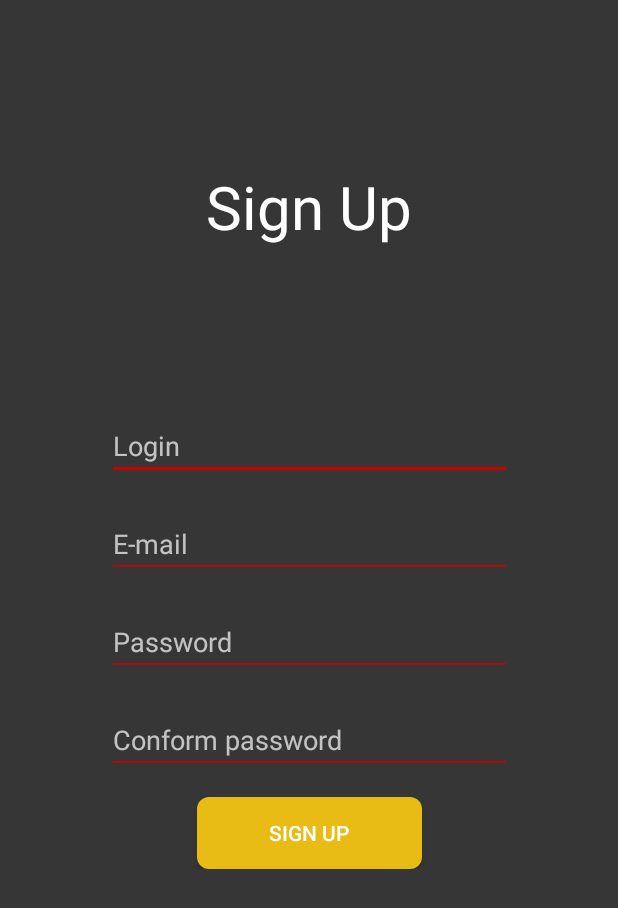
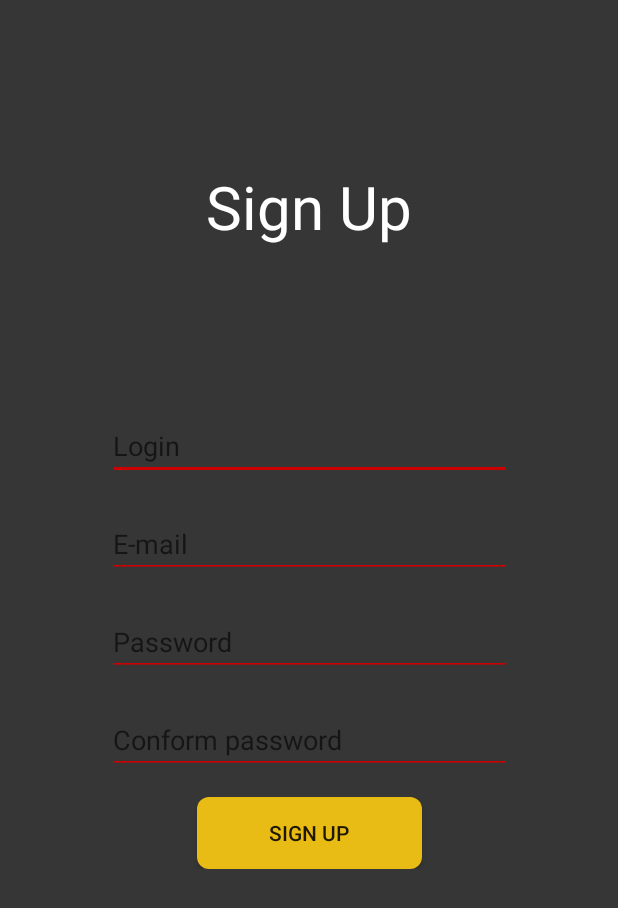
Before and after one commit to vikzelikov/BonchDevMessenger, an Android app: the screen it shows after launch (SignUpActivity), after a tap on "SIGN UP", on a phone screen of 412 x 824 dp. Shown: the top 908 px of the screen. Run offline under Robolectric (Android 15) with nearby library versions, the phone set to English and light mode, and no system bars.

Commit message:
layouts 1.0

```diff
--- a/app/src/main/AndroidManifest.xml
+++ b/app/src/main/AndroidManifest.xml
@@ -8,7 +8,7 @@
         android:label="@string/app_name"
         android:roundIcon="@mipmap/ic_launcher_round"
         android:supportsRtl="true"
-        android:theme="@style/Theme.AppCompat.NoActionBar">
+        android:theme="@style/AppTheme">
         <activity android:name=".fragments.ProfileFragment"></activity>
         <activity android:name=".fragments.ChatFragment" />
         <activity android:name=".activities.SignUpActivity" />
--- a/app/src/main/java/bonch/dev/school/ui/activities/MainAppActivity.kt
+++ b/app/src/main/java/bonch/dev/school/ui/activities/MainAppActivity.kt
@@ -16,6 +16,7 @@ class MainAppActivity : AppCompatActivity() {
         super.onCreate(savedInstanceState)
         setContentView(R.layout.activity_main_app)
         setInstanceState(savedInstanceState)
+
     }
 
     fun setChatFragment(){
--- a/app/src/main/java/bonch/dev/school/ui/activities/SignInActivity.kt
+++ b/app/src/main/java/bonch/dev/school/ui/activities/SignInActivity.kt
@@ -14,6 +14,8 @@ class SignInActivity : AppCompatActivity() {
     override fun onCreate(savedInstanceState: Bundle?) {
         super.onCreate(savedInstanceState)
         setContentView(R.layout.activity_sign_in)
+        if (supportActionBar != null)
+            supportActionBar?.hide()
         init()
         setListeners()
     }
--- a/app/src/main/java/bonch/dev/school/ui/activities/SignUpActivity.kt
+++ b/app/src/main/java/bonch/dev/school/ui/activities/SignUpActivity.kt
@@ -13,6 +13,8 @@ class SignUpActivity : AppCompatActivity() {
     override fun onCreate(savedInstanceState: Bundle?) {
         super.onCreate(savedInstanceState)
         setContentView(R.layout.activity_sign_up)
+        if (supportActionBar != null)
+            supportActionBar?.hide()
         init()
         setListeners()
     }
```
